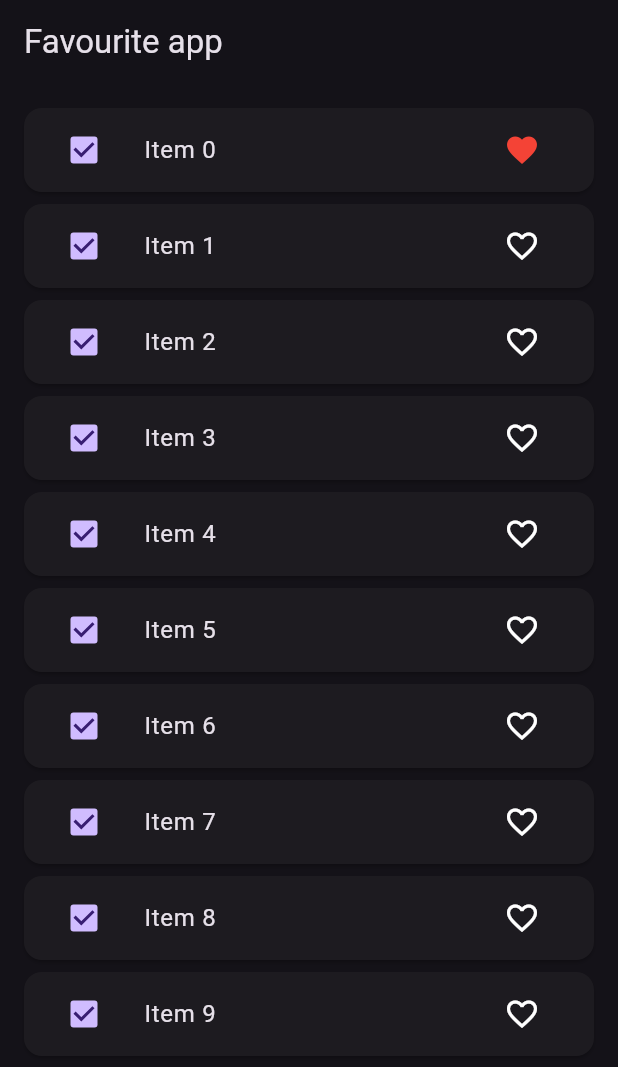
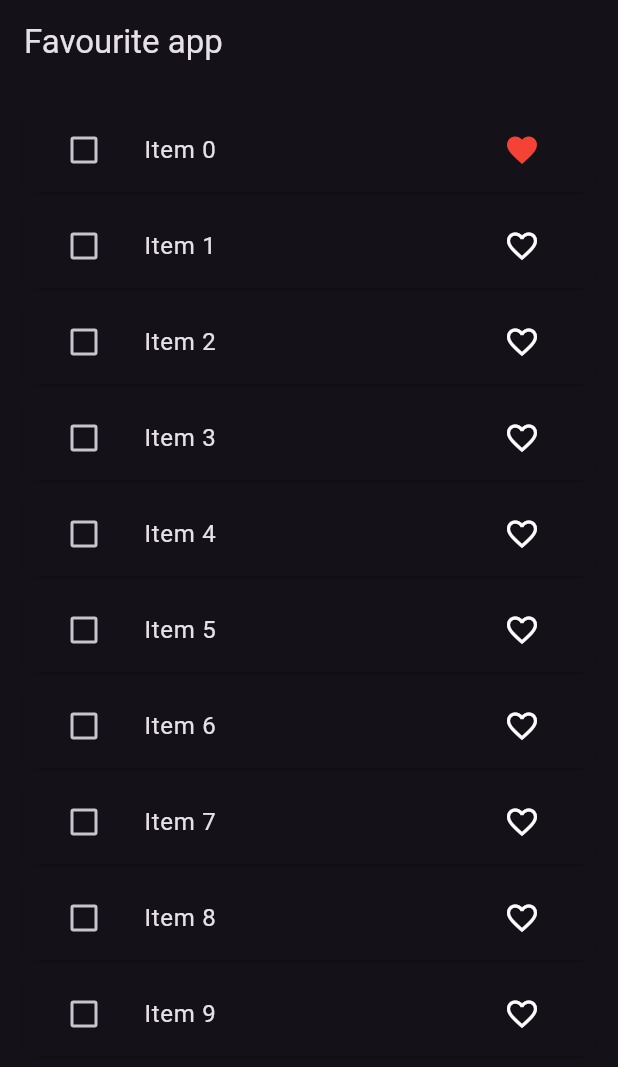
Before and after one commit to Sachinpandit2809/bloc_tutorial, a Flutter app: the screen it shows after launch, after a tap on the "favorite outline" icon, on a phone screen of 412 x 824 dp. Shown: the top 1067 px of the screen. Run offline on Flutter 3.47's test engine with Material 3 defaults, Android fonts, the phone set to English and light mode, and no system bars; our stand-ins replace bloc, equatable, flutter_bloc, image_picker.

Commit message:
selcted item delete

```diff
--- a/lib/bloc/favourite_app/favourite_app_bloc.dart
+++ b/lib/bloc/favourite_app/favourite_app_bloc.dart
@@ -7,11 +7,16 @@ import 'package:bloc_tutorial/repository/favourite_repositry.dart';
 class FavouriteAppBloc extends Bloc<FavouriteAppEvent, FavouriteAppState> {
   FavouriteRepositry favouriteRepositry;
   List<FavouriteItemModel> favouriteItemList = [];
+  List<FavouriteItemModel> tempFavouriteItemList = [];
+
   FavouriteAppBloc(
     this.favouriteRepositry,
   ) : super(const FavouriteAppState()) {
     on<FetchFavouriteList>(_onFetchFavouriteList);
     on<AddFavouriteItem>(_onAddFavouriteItem);
+    on<SelectItem>(_onSelectItem);
+    on<UnSelectItem>(_onUnSelectItem);
+    on<DeleteItem>(_onDeleteItem);
   }
   void _onFetchFavouriteList(
       FetchFavouriteList event, Emitter<FavouriteAppState> emit) async {
@@ -25,7 +30,41 @@ class FavouriteAppBloc extends Bloc<FavouriteAppEvent, FavouriteAppState> {
       AddFavouriteItem event, Emitter<FavouriteAppState> emit) {
     final index =
         favouriteItemList.indexWhere((element) => element.id == event.item.id);
+    if (event.item.isFavourite) {
+      if (tempFavouriteItemList.contains(favouriteItemList[index])) {
+        tempFavouriteItemList.remove(favouriteItemList[index]);
+        tempFavouriteItemList.add(event.item);
+      }
+    } else {
+      if (tempFavouriteItemList.contains(favouriteItemList[index])) {
+        tempFavouriteItemList.remove(favouriteItemList[index]);
+        tempFavouriteItemList.add(event.item);
+      }
+    }
     favouriteItemList[index] = event.item;
-    emit(state.copyWith(favouriteItemList: List.from(favouriteItemList)));
+    emit(state.copyWith(favouriteItemList: List.from(favouriteItemList),tempFavouriteItemList: List.from(tempFavouriteItemList) ));
+  }
+
+  void _onSelectItem(SelectItem event, Emitter<FavouriteAppState> emit) {
+    tempFavouriteItemList.add(event.item);
+    emit(state.copyWith(
+        tempFavouriteItemList: List.from(tempFavouriteItemList)));
+  }
+
+  void _onUnSelectItem(UnSelectItem event, Emitter<FavouriteAppState> emit) {
+    tempFavouriteItemList.remove(event.item);
+
+    emit(state.copyWith(
+        tempFavouriteItemList: List.from(tempFavouriteItemList)));
+  }
+
+  void _onDeleteItem(DeleteItem event, Emitter<FavouriteAppState> emit) {
+    for (int i = 0; i < tempFavouriteItemList.length; i++) {
+      favouriteItemList.remove(tempFavouriteItemList[i]);
+    }
+    tempFavouriteItemList.clear();
+    emit(state.copyWith(
+        favouriteItemList: List.from(favouriteItemList),
+        tempFavouriteItemList: List.from(tempFavouriteItemList)));
   }
 }
--- a/lib/bloc/favourite_app/favourite_app_event.dart
+++ b/lib/bloc/favourite_app/favourite_app_event.dart
@@ -12,6 +12,17 @@ class FetchFavouriteList extends FavouriteAppEvent {}
 
 class AddFavouriteItem extends FavouriteAppEvent {
   final FavouriteItemModel item;
- const AddFavouriteItem({required this.item});
-  // List<Object> get props => [item];
+  const AddFavouriteItem({required this.item});
 }
+
+class SelectItem extends FavouriteAppEvent {
+  final FavouriteItemModel item;
+  const SelectItem({required this.item});
+}
+
+class UnSelectItem extends FavouriteAppEvent {
+  final FavouriteItemModel item;
+  const UnSelectItem({required this.item});
+}
+
+class DeleteItem extends FavouriteAppEvent {}
--- a/lib/bloc/favourite_app/favourite_app_state.dart
+++ b/lib/bloc/favourite_app/favourite_app_state.dart
@@ -5,21 +5,28 @@ enum ListStatus { LOADING, SUCCESS, FAILURE }
 
 class FavouriteAppState extends Equatable {
   final List<FavouriteItemModel> favouriteItemList;
+  final List<FavouriteItemModel> tempFavouriteItemList;
+
+
   final ListStatus listStatus;
 
   const FavouriteAppState(
       {this.favouriteItemList = const [],
+      this.tempFavouriteItemList = const [],
+
       this.listStatus = ListStatus.LOADING});
 
   FavouriteAppState copyWith(
-      {List<FavouriteItemModel>? favouriteItemList, ListStatus? listStatus}) {
+      {List<FavouriteItemModel>? favouriteItemList,List<FavouriteItemModel>? tempFavouriteItemList, ListStatus? listStatus}) {
     return FavouriteAppState(
         favouriteItemList: favouriteItemList ?? this.favouriteItemList,
+        tempFavouriteItemList: tempFavouriteItemList ?? this.tempFavouriteItemList,
+
         listStatus: listStatus ?? this.listStatus);
   }
 
   @override
-  List<Object> get props => [favouriteItemList, listStatus];
+  List<Object> get props => [favouriteItemList, tempFavouriteItemList, listStatus];
 }
 
 // final class FavouriteAppInitial extends FavouriteAppState {}
--- a/lib/main.dart
+++ b/lib/main.dart
@@ -42,6 +42,7 @@ class MyApp extends StatelessWidget {
           )
         ],
         child: MaterialApp(
+          debugShowCheckedModeBanner: false,
           title: 'Bloc Tutorial',
           themeMode: ThemeMode.dark,
           theme: ThemeData(
--- a/lib/ui/favourite_app_screen.dart
+++ b/lib/ui/favourite_app_screen.dart
@@ -26,6 +26,19 @@ class _FavouriteAppScreenState extends State<FavouriteAppScreen> {
       appBar: AppBar(
         title: Text("Favourite app"),
         scrolledUnderElevation: 0,
+        actions: [
+          BlocBuilder<FavouriteAppBloc, FavouriteAppState>(
+              builder: (context, state) {
+            return Visibility(
+              visible: state.tempFavouriteItemList.isNotEmpty ? true : false,
+              child: IconButton(
+                  onPressed: () {
+                    context.read<FavouriteAppBloc>().add(DeleteItem());
+                  },
+                  icon: const Icon(Icons.delete)),
+            );
+          })
+        ],
       ),
       body: Padding(
         padding: const EdgeInsets.all(12.0),
@@ -44,7 +57,24 @@ class _FavouriteAppScreenState extends State<FavouriteAppScreen> {
 
                     return Card(
                         child: ListTile(
-                      leading: Checkbox(value: true, onChanged: (v) {}),
+                      tileColor: state.tempFavouriteItemList.contains(item)
+                          ? Colors.green
+                          : Theme.of(context).primaryColor,
+                      leading: Checkbox(
+                          value: state.tempFavouriteItemList.contains(item)
+                              ? true
+                              : false,
+                          onChanged: (v) {
+                            if (v!) {
+                              context
+                                  .read<FavouriteAppBloc>()
+                                  .add(SelectItem(item: item));
+                            } else {
+                              context
+                                  .read<FavouriteAppBloc>()
+                                  .add(UnSelectItem(item: item));
+                            }
+                          }),
                       title: Text(item.value.toString()),
                       trailing: IconButton(
                           onPressed: () {
```
